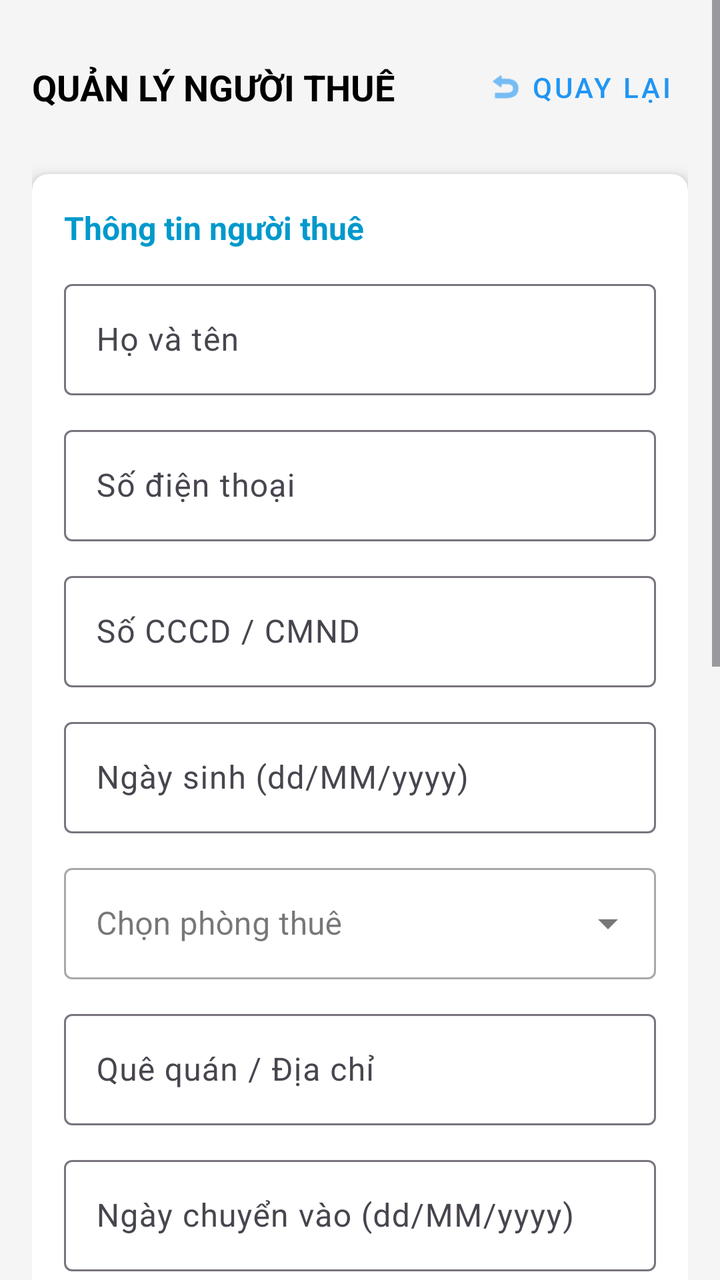
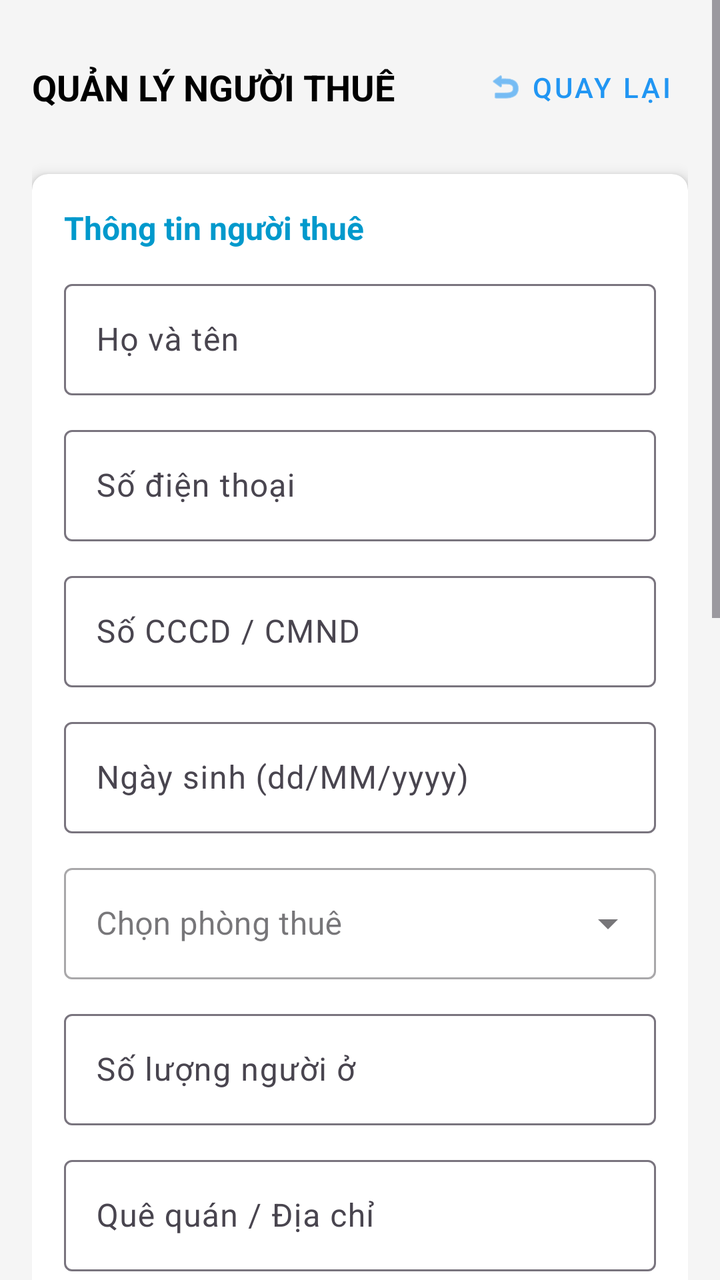

Two renders of the same Android screen: before a commit and after it. Below are the layout's source before the change and the commit's diff.
<!-- AndroidManifest.xml: application theme Theme.Detai1 -->
<!-- res/layout/giaodiennguoithue.xml -->
<?xml version="1.0" encoding="utf-8"?>
<ScrollView xmlns:android="http://schemas.android.com/apk/res/android"
    xmlns:app="http://schemas.android.com/apk/res-auto"
    android:layout_width="match_parent"
    android:layout_height="match_parent"
    android:fillViewport="true"
    android:background="#F5F5F5">

    <LinearLayout
        android:layout_width="match_parent"
        android:layout_height="wrap_content"
        android:orientation="vertical"
        android:padding="16dp">

        
        <RelativeLayout
            android:layout_width="match_parent"
            android:layout_height="wrap_content"
            android:layout_marginBottom="16dp"
            android:paddingTop="4dp"
            android:paddingBottom="4dp">

            <TextView
                android:layout_width="wrap_content"
                android:layout_height="wrap_content"
                android:layout_centerVertical="true"
                android:layout_alignParentStart="true"
                android:text="QUẢN LÝ NGƯỜI THUÊ"
                android:textSize="18sp"
                android:textStyle="bold"
                android:textColor="@android:color/black"/>

            <com.google.android.material.button.MaterialButton
                android:id="@+id/btnQuayLaiNguoiThue"
                style="@style/Widget.MaterialComponents.Button.TextButton"
                android:layout_width="wrap_content"
                android:layout_height="wrap_content"
                android:layout_alignParentEnd="true"
                android:layout_centerVertical="true"
                android:text="Quay lại"
                android:textColor="#2196F3"
                android:textSize="14sp"
                app:icon="@android:drawable/ic_menu_revert"
                app:iconTint="#2196F3"
                android:minWidth="0dp"
                android:minHeight="0dp"
                android:padding="8dp"/>
        </RelativeLayout>

        
        <androidx.cardview.widget.CardView
            android:layout_width="match_parent"
            android:layout_height="wrap_content"
            app:cardCornerRadius="8dp"
            app:cardElevation="4dp"
            android:layout_marginBottom="16dp"
            app:cardBackgroundColor="@android:color/white">

            <LinearLayout
                android:layout_width="match_parent"
                android:layout_height="wrap_content"
                android:orientation="vertical"
                android:padding="16dp">

                <TextView
                    android:layout_width="wrap_content"
                    android:layout_height="wrap_content"
                    android:text="Thông tin người thuê"
                    android:textSize="16sp"
                    android:textStyle="bold"
                    android:textColor="@android:color/holo_blue_dark"
                    android:layout_marginBottom="12dp"/>

                
                <com.google.android.material.textfield.TextInputLayout
                    android:layout_width="match_parent"
                    android:layout_height="wrap_content"
                    android:layout_marginBottom="12dp"
                    android:hint="Họ và tên">

                    <com.google.android.material.textfield.TextInputEditText
                        android:id="@+id/edtHoTen"
                        android:layout_width="match_parent"
                        android:layout_height="wrap_content"
                        android:inputType="textPersonName" />
                </com.google.android.material.textfield.TextInputLayout>

                
                <com.google.android.material.textfield.TextInputLayout
                    android:layout_width="match_parent"
                    android:layout_height="wrap_content"
                    android:layout_marginBottom="12dp"
                    android:hint="Số điện thoại">

                    <com.google.android.material.textfield.TextInputEditText
                        android:id="@+id/edtSoDienThoai"
                        android:layout_width="match_parent"
                        android:layout_height="wrap_content"
                        android:inputType="phone" />
                </com.google.android.material.textfield.TextInputLayout>

                
                <com.google.android.material.textfield.TextInputLayout
                    android:layout_width="match_parent"
                    android:layout_height="wrap_content"
                    android:layout_marginBottom="12dp"
                    android:hint="Số CCCD / CMND">

                    <com.google.android.material.textfield.TextInputEditText
                        android:id="@+id/edtCCCD"
                        android:layout_width="match_parent"
                        android:layout_height="wrap_content"
                        android:inputType="number" />
                </com.google.android.material.textfield.TextInputLayout>

                
                <com.google.android.material.textfield.TextInputLayout
                    android:layout_width="match_parent"
                    android:layout_height="wrap_content"
                    android:layout_marginBottom="12dp"
                    android:hint="Ngày sinh (dd/MM/yyyy)">

                    <com.google.android.material.textfield.TextInputEditText
                        android:id="@+id/edtNgaySinh"
                        android:layout_width="match_parent"
                        android:layout_height="wrap_content"
                        android:focusable="false"
                        android:clickable="true"
                        android:inputType="none" />
                </com.google.android.material.textfield.TextInputLayout>

                
                <com.google.android.material.textfield.TextInputLayout
                    style="@style/Widget.MaterialComponents.TextInputLayout.OutlinedBox.ExposedDropdownMenu"
                    android:layout_width="match_parent"
                    android:layout_height="wrap_content"
                    android:layout_marginBottom="12dp"
                    android:hint="Chọn phòng thuê">

                    <AutoCompleteTextView
                        android:id="@+id/dropdownPhongThue"
                        android:layout_width="match_parent"
                        android:layout_height="wrap_content"
                        android:inputType="none"/>
                </com.google.android.material.textfield.TextInputLayout>

                
                <com.google.android.material.textfield.TextInputLayout
                    android:layout_width="match_parent"
                    android:layout_height="wrap_content"
                    android:layout_marginBottom="12dp"
                    android:hint="Quê quán / Địa chỉ">

                    <com.google.android.material.textfield.TextInputEditText
                        android:id="@+id/edtQueQuan"
                        android:layout_width="match_parent"
                        android:layout_height="wrap_content"
                        android:inputType="text" />
                </com.google.android.material.textfield.TextInputLayout>

                
                <com.google.android.material.textfield.TextInputLayout
                    android:layout_width="match_parent"
                    android:layout_height="wrap_content"
                    android:layout_marginBottom="12dp"
                    android:hint="Ngày chuyển vào (dd/MM/yyyy)">

                    <com.google.android.material.textfield.TextInputEditText
                        android:id="@+id/edtNgayChuyenVao"
                        android:layout_width="match_parent"
                        android:layout_height="wrap_content"
                        android:focusable="false"
                        android:clickable="true"
                        android:inputType="none" />
                </com.google.android.material.textfield.TextInputLayout>

                
                <com.google.android.material.textfield.TextInputLayout
                    android:layout_width="match_parent"
                    android:layout_height="wrap_content"
                    android:layout_marginBottom="16dp"
                    android:hint="Ngày chuyển đi (dd/MM/yyyy)">

                    <com.google.android.material.textfield.TextInputEditText
                        android:id="@+id/edtNgayChuyenDi"
                        android:layout_width="match_parent"
                        android:layout_height="wrap_content"
                        android:focusable="false"
                        android:clickable="true"
                        android:inputType="none" />
                </com.google.android.material.textfield.TextInputLayout>

                
                <LinearLayout
                    android:layout_width="match_parent"
                    android:layout_height="wrap_content"
                    android:orientation="horizontal"
                    android:weightSum="2"
                    android:layout_marginBottom="8dp">

                    <Button
                        android:id="@+id/btnThemNguoiThue"
                        android:layout_width="0dp"
                        android:layout_height="wrap_content"
                        android:layout_weight="1"
                        android:text="Thêm"
                        android:layout_marginEnd="4dp"/>

                    <Button
                        android:id="@+id/btnSuaNguoiThue"
                        android:layout_width="0dp"
                        android:layout_height="wrap_content"
                        android:layout_weight="1"
                        android:text="Sửa"
                        android:layout_marginStart="4dp"/>
                </LinearLayout>

                <LinearLayout
                    android:layout_width="match_parent"
                    android:layout_height="wrap_content"
                    android:orientation="horizontal"
                    android:weightSum="2">

                    <Button
                        android:id="@+id/btnXoaNguoiThue"
                        android:layout_width="0dp"
                        android:layout_height="wrap_content"
                        android:layout_weight="1"
                        android:text="Xóa"
                        android:backgroundTint="@android:color/holo_red_dark"
                        android:layout_marginEnd="4dp"/>

                    <Button
                        android:id="@+id/btnLamMoiNguoiThue"
                        android:layout_width="0dp"
                        android:layout_height="wrap_content"
                        android:layout_weight="1"
                        android:text="Làm mới"
                        android:backgroundTint="@android:color/darker_gray"
                        android:layout_marginStart="4dp"/>
                </LinearLayout>

            </LinearLayout>
        </androidx.cardview.widget.CardView>

        
        <com.google.android.material.textfield.TextInputLayout
            android:layout_width="match_parent"
            android:layout_height="wrap_content"
            android:layout_marginBottom="12dp"
            android:hint="Tìm kiếm theo Tên hoặc SĐT"
            app:startIconDrawable="@android:drawable/ic_menu_search">

            <com.google.android.material.textfield.TextInputEditText
                android:id="@+id/edtTimKiem"
                android:layout_width="match_parent"
                android:layout_height="wrap_content"
                android:inputType="text" />
        </com.google.android.material.textfield.TextInputLayout>

        
        <TextView
            android:layout_width="match_parent"
            android:layout_height="wrap_content"
            android:text="Danh sách người thuê"
            android:textSize="16sp"
            android:textStyle="bold"
            android:textColor="@android:color/black"
            android:layout_marginBottom="8dp"/>

        
        <androidx.recyclerview.widget.RecyclerView
            android:id="@+id/recyclerDanhSachNguoiThue"
            android:layout_width="match_parent"
            android:layout_height="250dp"
            android:background="@android:color/white"
            android:padding="8dp"/>

    </LinearLayout>
</ScrollView>
<!-- resources referenced by this layout -->
<resources>
  <style name="Theme.Detai1" parent="Base.Theme.Detai1" />
  <style name="Base.Theme.Detai1" parent="Theme.Material3.DayNight.NoActionBar">
          
          
      </style>
</resources>

<!-- the commit's change to res/layout/giaodiennguoithue.xml (unified diff, before → after) -->
@@ -149,6 +149,20 @@
                     android:layout_width="match_parent"
                     android:layout_height="wrap_content"
                     android:layout_marginBottom="12dp"
+                    android:hint="Số lượng người ở">
+
+                    <com.google.android.material.textfield.TextInputEditText
+                        android:id="@+id/edtSoLuongNguoi"
+                        android:layout_width="match_parent"
+                        android:layout_height="wrap_content"
+                        android:inputType="number" />
+                </com.google.android.material.textfield.TextInputLayout>
+
+                
+                <com.google.android.material.textfield.TextInputLayout
+                    android:layout_width="match_parent"
+                    android:layout_height="wrap_content"
+                    android:layout_marginBottom="12dp"
                     android:hint="Quê quán / Địa chỉ">
 
                     <com.google.android.material.textfield.TextInputEditText
@@ -260,6 +274,17 @@
 
         
         <TextView
+            android:id="@+id/tvTongSoNguoiThue"
+            android:layout_width="match_parent"
+            android:layout_height="wrap_content"
+            android:text="Tổng số hồ sơ người thuê: 0"
+            android:textSize="14sp"
+            android:textStyle="bold"
+            android:textColor="#2196F3"
+            android:layout_marginBottom="4dp"/>
+
+        
+        <TextView
             android:layout_width="match_parent"
             android:layout_height="wrap_content"
             android:text="Danh sách người thuê"
